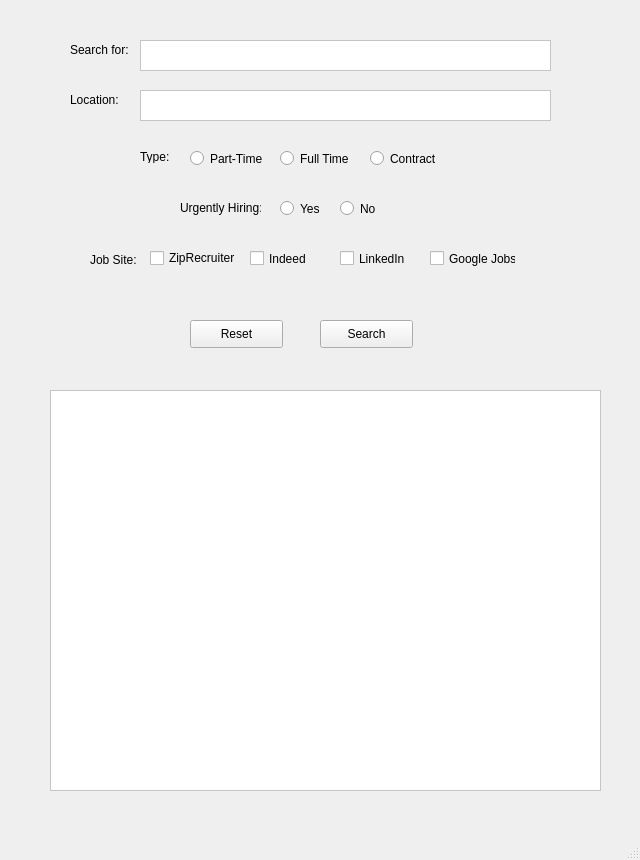
Old version of the form view.ui in the repository nhzl/CSCI1620-FinalProject.
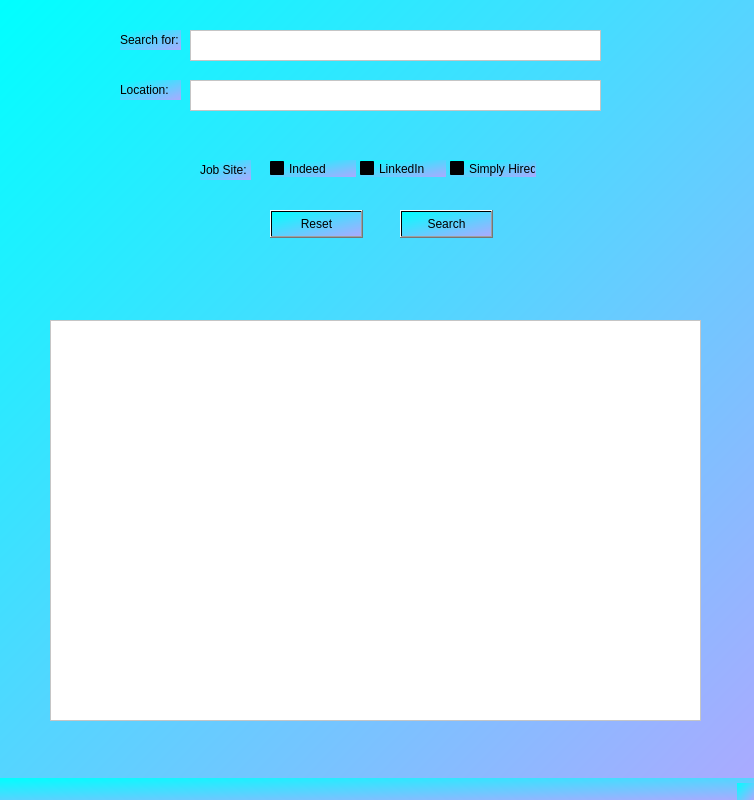
New version of the form.

Patch:
```diff
--- a/view.ui
+++ b/view.ui
@@ -6,45 +6,22 @@
    <rect>
     <x>0</x>
     <y>0</y>
-    <width>640</width>
-    <height>860</height>
+    <width>754</width>
+    <height>800</height>
    </rect>
   </property>
   <property name="windowTitle">
    <string>MainWindow</string>
   </property>
+  <property name="styleSheet">
+   <string notr="true">background-color: qlineargradient(spread:pad, x1:0, y1:0, x2:1, y2:1, stop:0 rgba(0, 255, 255, 255), stop:1 rgba(170, 170, 255, 255))</string>
+  </property>
   <widget class="QWidget" name="centralwidget">
-   <widget class="QRadioButton" name="typeFulltime">
-    <property name="geometry">
-     <rect>
-      <x>280</x>
-      <y>150</y>
-      <width>86</width>
-      <height>17</height>
-     </rect>
-    </property>
-    <property name="text">
-     <string>Full Time</string>
-    </property>
-   </widget>
-   <widget class="QRadioButton" name="radioButton_2">
-    <property name="geometry">
-     <rect>
-      <x>340</x>
-      <y>200</y>
-      <width>41</width>
-      <height>17</height>
-     </rect>
-    </property>
-    <property name="text">
-     <string>No</string>
-    </property>
-   </widget>
    <widget class="QPushButton" name="resetButton">
     <property name="geometry">
      <rect>
-      <x>190</x>
-      <y>320</y>
+      <x>270</x>
+      <y>210</y>
       <width>93</width>
       <height>28</height>
      </rect>
@@ -53,37 +30,11 @@
      <string>Reset</string>
     </property>
    </widget>
-   <widget class="QRadioButton" name="typeContract">
-    <property name="geometry">
-     <rect>
-      <x>370</x>
-      <y>150</y>
-      <width>86</width>
-      <height>17</height>
-     </rect>
-    </property>
-    <property name="text">
-     <string>Contract</string>
-    </property>
-   </widget>
-   <widget class="QCheckBox" name="siteZiprecruiter">
-    <property name="geometry">
-     <rect>
-      <x>150</x>
-      <y>250</y>
-      <width>91</width>
-      <height>16</height>
-     </rect>
-    </property>
-    <property name="text">
-     <string>ZipRecruiter</string>
-    </property>
-   </widget>
    <widget class="QTextEdit" name="searchBox_2">
     <property name="geometry">
      <rect>
-      <x>140</x>
-      <y>90</y>
+      <x>190</x>
+      <y>80</y>
       <width>411</width>
       <height>31</height>
      </rect>
@@ -95,21 +46,21 @@
    <widget class="QCheckBox" name="siteGoogle">
     <property name="geometry">
      <rect>
-      <x>430</x>
-      <y>250</y>
+      <x>450</x>
+      <y>160</y>
       <width>86</width>
       <height>17</height>
      </rect>
     </property>
     <property name="text">
-     <string>Google Jobs</string>
+     <string>Simply Hired</string>
     </property>
    </widget>
    <widget class="QPushButton" name="pushButton">
     <property name="geometry">
      <rect>
-      <x>320</x>
-      <y>320</y>
+      <x>400</x>
+      <y>210</y>
       <width>93</width>
       <height>28</height>
      </rect>
@@ -121,8 +72,8 @@
    <widget class="QLabel" name="label_5">
     <property name="geometry">
      <rect>
-      <x>70</x>
-      <y>90</y>
+      <x>120</x>
+      <y>80</y>
       <width>61</width>
       <height>20</height>
      </rect>
@@ -131,25 +82,12 @@
      <string>Location:</string>
     </property>
    </widget>
-   <widget class="QRadioButton" name="radioButton">
-    <property name="geometry">
-     <rect>
-      <x>280</x>
-      <y>200</y>
-      <width>41</width>
-      <height>17</height>
-     </rect>
-    </property>
-    <property name="text">
-     <string>Yes</string>
-    </property>
-   </widget>
    <widget class="QLabel" name="label">
     <property name="geometry">
      <rect>
-      <x>90</x>
-      <y>250</y>
-      <width>61</width>
+      <x>200</x>
+      <y>160</y>
+      <width>51</width>
       <height>20</height>
      </rect>
     </property>
@@ -157,24 +95,11 @@
      <string>Job Site: </string>
     </property>
    </widget>
-   <widget class="QLabel" name="label_2">
-    <property name="geometry">
-     <rect>
-      <x>140</x>
-      <y>150</y>
-      <width>47</width>
-      <height>13</height>
-     </rect>
-    </property>
-    <property name="text">
-     <string>Type:</string>
-    </property>
-   </widget>
    <widget class="QTextEdit" name="searchBox">
     <property name="geometry">
      <rect>
-      <x>140</x>
-      <y>40</y>
+      <x>190</x>
+      <y>30</y>
       <width>411</width>
       <height>31</height>
      </rect>
@@ -186,8 +111,8 @@
    <widget class="QCheckBox" name="siteLinkedin">
     <property name="geometry">
      <rect>
-      <x>340</x>
-      <y>250</y>
+      <x>360</x>
+      <y>160</y>
       <width>86</width>
       <height>17</height>
      </rect>
@@ -196,37 +121,11 @@
      <string>LinkedIn</string>
     </property>
    </widget>
-   <widget class="QLabel" name="label_4">
-    <property name="geometry">
-     <rect>
-      <x>180</x>
-      <y>200</y>
-      <width>81</width>
-      <height>16</height>
-     </rect>
-    </property>
-    <property name="text">
-     <string>Urgently Hiring:</string>
-    </property>
-   </widget>
-   <widget class="QRadioButton" name="typeParttime">
-    <property name="geometry">
-     <rect>
-      <x>190</x>
-      <y>150</y>
-      <width>86</width>
-      <height>17</height>
-     </rect>
-    </property>
-    <property name="text">
-     <string>Part-Time</string>
-    </property>
-   </widget>
    <widget class="QLabel" name="label_3">
     <property name="geometry">
      <rect>
-      <x>70</x>
-      <y>40</y>
+      <x>120</x>
+      <y>30</y>
       <width>61</width>
       <height>20</height>
      </rect>
@@ -238,8 +137,8 @@
    <widget class="QCheckBox" name="siteIndeed">
     <property name="geometry">
      <rect>
-      <x>250</x>
-      <y>250</y>
+      <x>270</x>
+      <y>160</y>
       <width>86</width>
       <height>17</height>
      </rect>
@@ -252,8 +151,8 @@
     <property name="geometry">
      <rect>
       <x>50</x>
-      <y>390</y>
-      <width>551</width>
+      <y>320</y>
+      <width>651</width>
       <height>401</height>
      </rect>
     </property>
```
Left out of the diff: 8 changed lines with no effect on the pictures.
